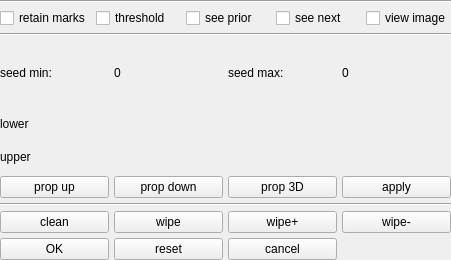
Above: Code/Gui/MITK/Plugins/uk.ac.ucl.cmic.midasgeneralsegmentor/src/internal/MIDASGeneralSegmentorViewControls.ui from NifTK/NifTK before the change. Below: the same form after it.
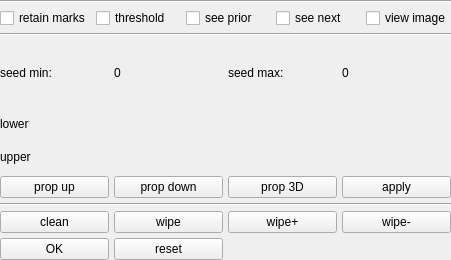
That is the form after the change. Custom widgets are drawn as their Qt base class.

Commit message: Bug #2161: Cancel button removed from morpho and irreg editor

```diff
--- a/Code/Gui/MITK/Plugins/uk.ac.ucl.cmic.midasgeneralsegmentor/src/internal/MIDASGeneralSegmentorViewControls.ui
+++ b/Code/Gui/MITK/Plugins/uk.ac.ucl.cmic.midasgeneralsegmentor/src/internal/MIDASGeneralSegmentorViewControls.ui
@@ -302,19 +302,6 @@
        </property>
       </widget>
      </item>
-     <item row="1" column="2">
-      <widget class="QPushButton" name="m_CancelButton">
-       <property name="sizePolicy">
-        <sizepolicy hsizetype="Preferred" vsizetype="Fixed">
-         <horstretch>0</horstretch>
-         <verstretch>0</verstretch>
-        </sizepolicy>
-       </property>
-       <property name="text">
-        <string>cancel</string>
-       </property>
-      </widget>
-     </item>
     </layout>
    </item>
   </layout>
```
The commit also changes 5 other files.
